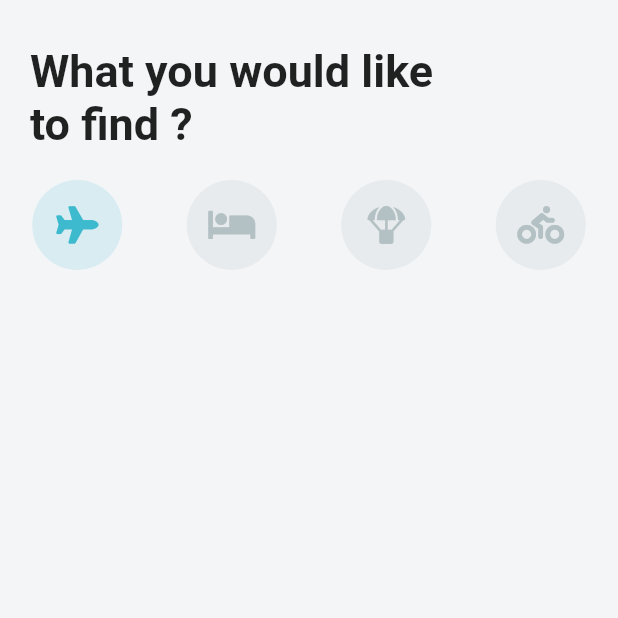
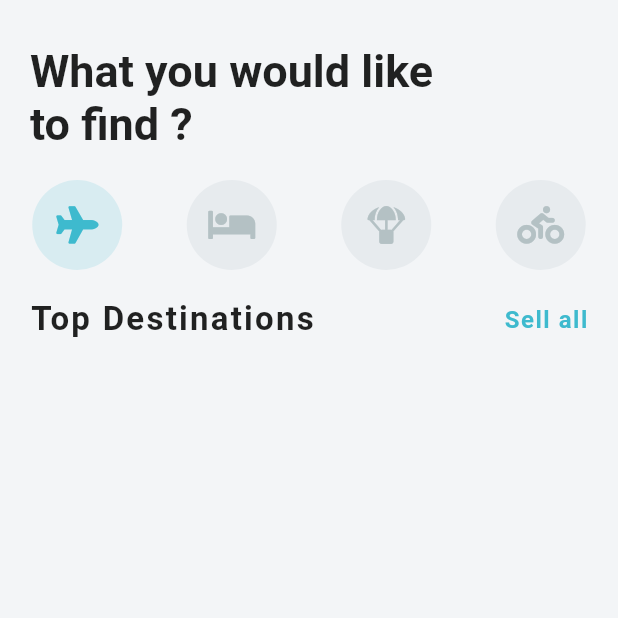
Before and after one commit to lhmisho/travel_ui, a Flutter app: the screen it shows after launch, on a phone screen of 412 x 824 dp, the top half of it. Run offline on Flutter 3.47's test engine with Material 2 defaults, Android fonts, the phone set to English and light mode, and no system bars; our stand-ins replace font_awesome_flutter.

Commit message:
top destination widget

```diff
--- a/lib/screens/home_screen.dart
+++ b/lib/screens/home_screen.dart
@@ -7,7 +7,6 @@ class HomeScreen extends StatefulWidget {
 }
 
 class _HomeScreenState extends State<HomeScreen> {
-
   var _currentIndex = 0;
 
   List<IconData> _icons = [
@@ -19,7 +18,7 @@ class _HomeScreenState extends State<HomeScreen> {
 
   Widget _buildIcon(int index) {
     return GestureDetector(
-      onTap: (){
+      onTap: () {
         setState(() {
           _currentIndex = index;
         });
@@ -29,13 +28,17 @@ class _HomeScreenState extends State<HomeScreen> {
         height: 60,
         width: 60,
         decoration: BoxDecoration(
-          color: _currentIndex == index ? Theme.of(context).accentColor : Color(0xFFE7EBEE),
+          color: _currentIndex == index
+              ? Theme.of(context).accentColor
+              : Color(0xFFE7EBEE),
           borderRadius: BorderRadius.circular(30.0),
         ),
         child: Icon(
           _icons[index],
           size: 25.0,
-          color: _currentIndex == index ? Theme.of(context).primaryColor : Color(0xFFB4C1C4),
+          color: _currentIndex == index
+              ? Theme.of(context).primaryColor
+              : Color(0xFFB4C1C4),
         ),
       ),
     );
@@ -69,7 +72,40 @@ class _HomeScreenState extends State<HomeScreen> {
                   .map(
                     (MapEntry map) => _buildIcon(map.key),
                   )
-                    .toList()),
+                  .toList(),
+            ),
+            SizedBox(
+              height: 20,
+            ),
+            Column(
+              children: <Widget>[
+                Padding(
+                  padding: EdgeInsets.symmetric(horizontal: 20.0),
+                  child: Row(
+                    mainAxisAlignment: MainAxisAlignment.spaceBetween,
+                    children: <Widget>[
+                      Text(
+                        "Top Destinations",
+                        style: TextStyle(
+                          fontSize: 22.0,
+                          fontWeight: FontWeight.bold,
+                          letterSpacing: 1.5,
+                        ),
+                      ),
+                      Text(
+                        "Sell all",
+                        style: TextStyle(
+                          fontSize: 16.0,
+                          color: Theme.of(context).primaryColor,
+                          letterSpacing: 1.0,
+                          fontWeight: FontWeight.w600
+                        ),
+                      ),
+                    ],
+                  ),
+                ),
+              ],
+            )
           ],
         ),
       ),
```
Lines whose indentation alone changed are shown as unchanged.
